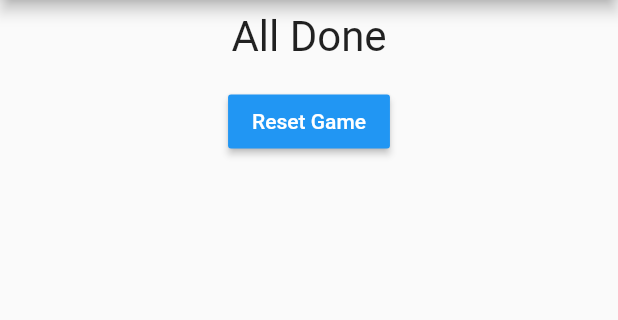
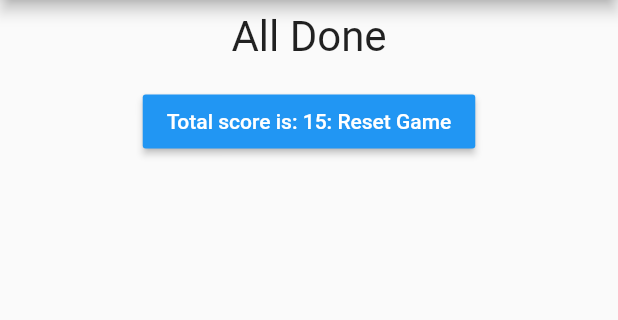
Before and after one commit to amovsisyan/flutter-dart-first-steps, a Flutter app: the screen it shows after launch, after a tap on "Red", after a tap on "Banana", after a tap on "Lion", on a phone screen of 412 x 824 dp, the part 84-404 px from its top. Run offline on Flutter 3.47's test engine with Material 2 defaults, Android fonts, the phone set to English and light mode, and no system bars.

Commit message:
total score calculation

```diff
--- a/lib/Quiz.dart
+++ b/lib/Quiz.dart
@@ -16,9 +16,9 @@ class Quiz extends StatelessWidget {
   Widget build(BuildContext context) {
     return Column(children: [
       Question(this.questions[this.questionIndex]['question']),
-      ...(this.questions[this.questionIndex]['answers'] as List<String>)
-          .map((answerText) {
-        return Answer(onAnswer: this.answerQuestion, text: answerText);
+      ...(this.questions[this.questionIndex]['answers'] as List<Map>)
+          .map((answerMap) {
+        return Answer(onAnswer: () => this.answerQuestion(answerMap['score']), text: answerMap['text']);
       }).toList()
     ]);
   }
--- a/lib/Result.dart
+++ b/lib/Result.dart
@@ -2,8 +2,9 @@ import 'package:flutter/material.dart';
 
 class ListFinished extends StatelessWidget {
   final Function onButtonClick;
+  final int totalScore;
 
-  ListFinished({this.onButtonClick});
+  ListFinished({this.onButtonClick, this.totalScore});
 
   @override
   Widget build(BuildContext context) {
@@ -21,7 +22,7 @@ class ListFinished extends StatelessWidget {
             margin: EdgeInsets.only(bottom: 16, top: 8),
           ),
           RaisedButton(
-            child: Text('Reset Game'),
+            child: Text('Total score is: ${this.totalScore}: Reset Game'),
             textColor: Colors.white,
             onPressed: this.onButtonClick,
             color: Colors.blue,
--- a/lib/main.dart
+++ b/lib/main.dart
@@ -12,20 +12,33 @@ class MyApp extends StatefulWidget {
 }
 
 class MyAppState extends State<MyApp> {
+  int _totalScore = 0;
   int _questionIndex = 0;
 
   static const List<Map<String, Object>> _questions = const [
     {
       'question': 'Your favourite color ?',
-      'answers': ['Red', 'Blue', 'White']
+      'answers': [
+        {'text': 'Red', 'score': 5},
+        {'text': 'Blue', 'score': 8},
+        {'text': 'White', 'score': 2}
+      ]
     },
     {
       'question': 'Your favourite fruits ?',
-      'answers': ['Apple', 'Banana', 'Grape']
+      'answers': [
+        {'text': 'Apple', 'score': 5},
+        {'text': 'Banana', 'score': 8},
+        {'text': 'Grape', 'score': 2}
+      ]
     },
     {
       'question': 'Your favourite animal ?',
-      'answers': ['Rabbit', 'Snake', 'Lion']
+      'answers': [
+        {'text': 'Rabbit', 'score': 5},
+        {'text': 'Snake', 'score': 8},
+        {'text': 'Lion', 'score': 2}
+      ]
     }
   ];
 
@@ -41,26 +54,27 @@ class MyAppState extends State<MyApp> {
                 questions: MyAppState._questions,
                 questionIndex: this._questionIndex,
                 answerQuestion: this.answerQuestion)
-            : ListFinished(onButtonClick: this.resetQuestionsList),
+            : ListFinished(onButtonClick: this.resetQuestionsList, totalScore: this._totalScore,),
       ),
     );
   }
 
-  void answerQuestion() {
+  void answerQuestion(int score) {
     if (this._questionIndex <= MyAppState._questions.length - 1) {
       int questionIndex = this._questionIndex + 1;
 
       setState(() {
         this._questionIndex = questionIndex;
       });
+
+      this._totalScore += score;
     }
-
-    print(this._questionIndex);
   }
 
   void resetQuestionsList() {
     setState(() {
       this._questionIndex = 0;
+      this._totalScore = 0;
     });
   }
 }
```
